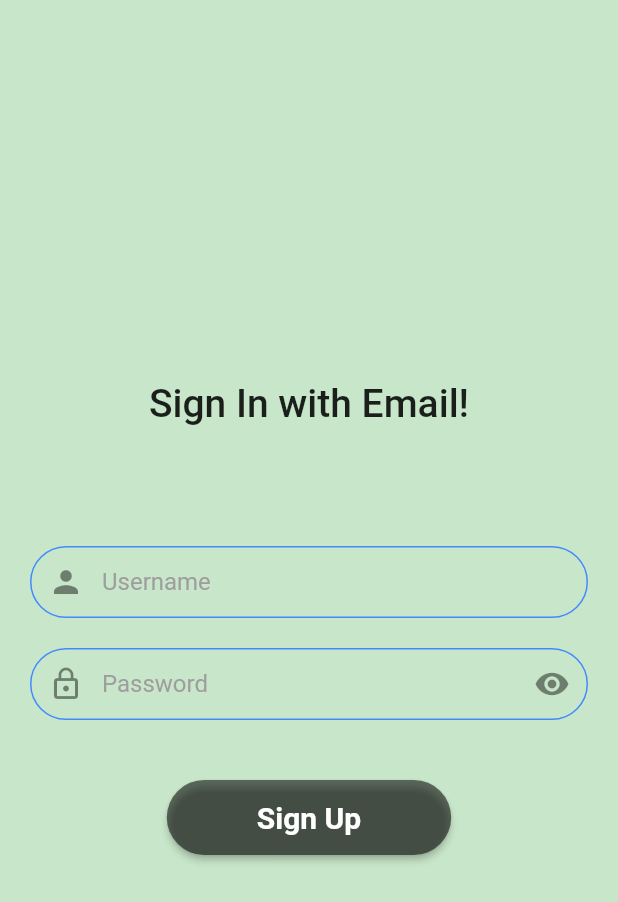
After one commit to mysterio0801/Blogieee, a Flutter app: the screen it shows after launch, after a tap on "Sign In", on a phone screen of 412 x 824 dp. The commit adds this screen. Shown: the top 902 px of the screen. Run offline on Flutter 3.47's test engine with Material 2 defaults, Android fonts, the phone set to English and light mode, and no system bars; missing offline and left inert: flutter_facebook_login.

Commit message:
Added fb singup and sign in with email page

```diff
--- /dev/null
+++ b/Frontend/blogiee/lib/screens/signin_screen.dart
@@ -0,0 +1,100 @@
+import 'dart:ui';
+import 'package:blogiee/NetworkHandler.dart';
+import 'package:flutter/material.dart';
+
+bool _isPasswordVisible = true;
+
+@override
+void initState(){
+  _isPasswordVisible = false;
+}
+
+class SigninScreen extends StatefulWidget {
+  @override
+  _SigninScreenState createState() => _SigninScreenState();
+}
+
+class _SigninScreenState extends State<SigninScreen> {
+  final _globalkey = GlobalKey<FormState>();
+  NetworkHandler networkHandler = NetworkHandler();
+  TextEditingController _usernameController = TextEditingController();
+  TextEditingController _passwordController = TextEditingController();
+  String errorText;
+  bool validate = false;
+  bool circular = false;
+  @override
+  Widget build(BuildContext context) {
+    return Scaffold(
+      body: Container(
+        height: MediaQuery.of(context).size.height,
+        width: MediaQuery.of(context).size.width,
+        decoration: BoxDecoration(color: Colors.green[100]),
+        child: Padding(
+          padding: const EdgeInsets.all(20.0),
+          child: Form(
+            key: _globalkey,
+            child: Column(
+              mainAxisAlignment: MainAxisAlignment.center,
+              children: [
+                Text("Sign In with Email!",
+                  style: TextStyle(fontSize: 26.0, fontWeight: FontWeight.w500),
+                ),
+                SizedBox(height: 80.0),
+                TextFormField(
+                  controller: _usernameController,
+                  decoration: InputDecoration(
+                    errorText: validate ? null : errorText,
+                    hintText: "Username",
+                    prefixIcon: Icon(Icons.person),
+                  ),
+                ),
+                SizedBox(height: 20.0),
+                TextFormField(
+                  controller: _passwordController,
+                  validator: (value)
+                  {
+                    if(value.isEmpty){
+                      return "Password cannot be empty";
+                    }
+                    if(value.length < 8){
+                      return "Password length cannot be less than 8";
+                    }
+                    return null;
+                  },
+                  obscureText: _isPasswordVisible,
+                  decoration: InputDecoration(
+                    hintText: "Password",
+                    prefixIcon: Icon(Icons.lock_outline),
+                    suffixIcon: IconButton(
+                      icon: Icon(
+                        _isPasswordVisible ? Icons.visibility : Icons.visibility_off),
+                      onPressed: () {
+                        setState(() {
+                          _isPasswordVisible = !_isPasswordVisible;
+                        });
+                      },
+                    ),
+                  ),
+                ),
+                SizedBox(height: 40.0),
+                RaisedButton(
+                  onPressed: (){},
+                  child: Padding(
+                    padding: EdgeInsets.symmetric(horizontal: 40.0, vertical: 10.0),
+                    child: Text("Sign Up",
+                      style: TextStyle(
+                        color: Colors.white,
+                        fontSize: 20.0,
+                        fontWeight: FontWeight.bold,
+                      ),
+                    ),
+                  ),
+                ),
+              ],
+            ),
+          ),
+        ),
+      ),
+    );
+  }
+}
--- a/Frontend/blogiee/pubspec.yaml
+++ b/Frontend/blogiee/pubspec.yaml
@@ -29,6 +29,7 @@ dependencies:
   cupertino_icons: ^1.0.0
   google_fonts: ^1.1.2
   http: ^0.12.2
+  flutter_facebook_login: ^3.0.0
 
 dev_dependencies:
   flutter_test:
```
Also changed, not shown: Frontend/blogiee/lib/screens/testing.dart (added, +15 -0 lines), Frontend/blogiee/lib/screens/welcome_screen.dart (+49 -4 lines), Frontend/blogiee/pubspec.lock, 2 other files.
